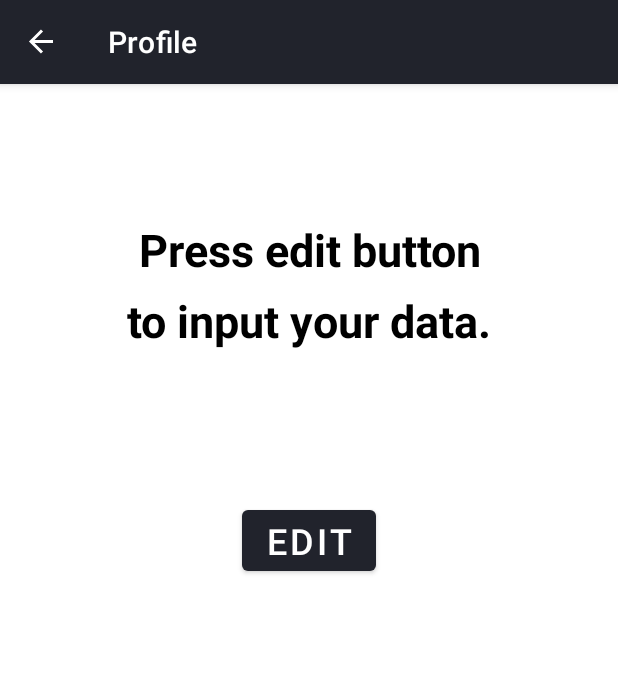
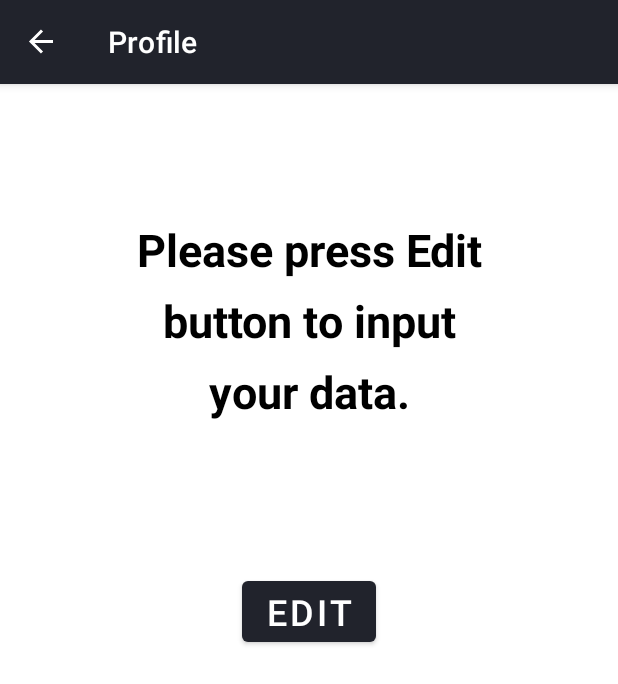
Before and after one commit to Zuka-Kevlishvili/Final, an Android app: the ProfileFragment screen opened through its navigation route, on a phone screen of 412 x 824 dp. Shown: the top 684 px of the screen. Run offline under Robolectric (Android 15) with nearby library versions, the phone set to English and light mode, and no system bars; our stand-ins replace navigation-ui.

Commit message:
fixed profile bug

```diff
--- a/app/src/main/java/com/example/finalproject/main_fragments/ProfileFragment.kt
+++ b/app/src/main/java/com/example/finalproject/main_fragments/ProfileFragment.kt
@@ -37,7 +37,7 @@ class ProfileFragment : Fragment() {
                 dataResult.append("Name: " + data[data.size - 1].name + "\n" + "Age: " + data[data.size - 1].age + "\n" + "Height: " + data[data.size - 1].height + "\n" + "Weight: " + data[data.size - 1].weight + "\n")
             }
         } else {
-            dataResult.text = "Press edit button to input your data."
+            dataResult.text = "Please press Edit button to input your data."
         }
         // navigate to EditProfileFragment when edit button is pressed
         editButton.setOnClickListener {
```
